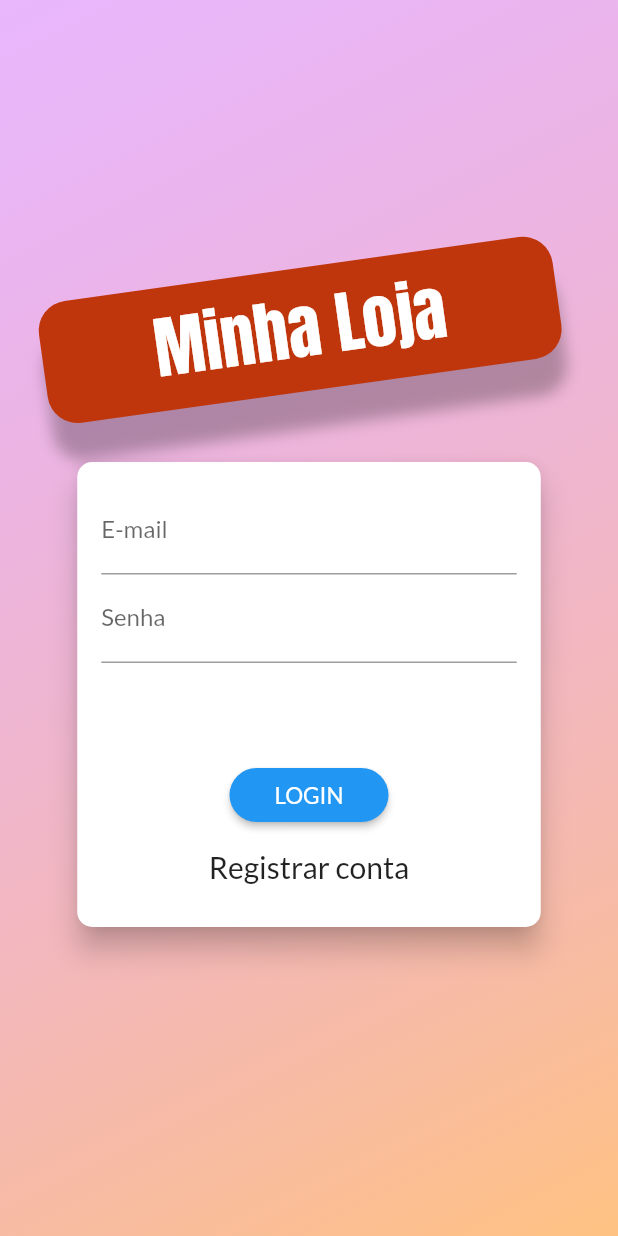
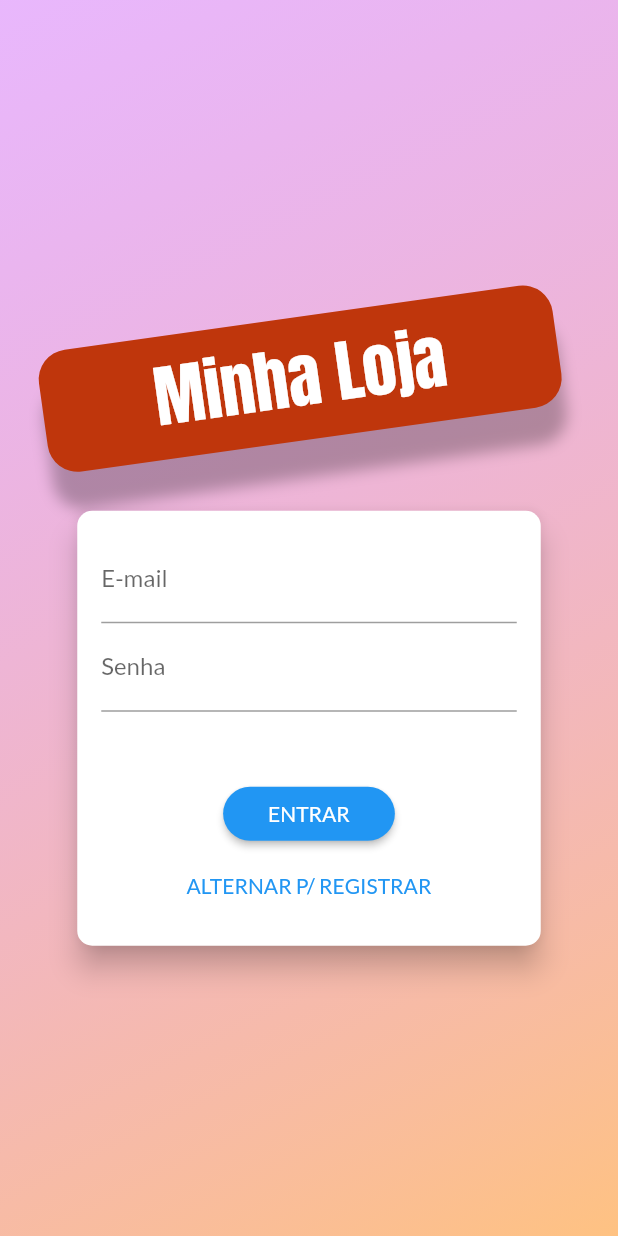
Before and after one commit to H3x4-Dec1m4l/shop_project_course, a Flutter app: the screen it shows after launch, on a phone screen of 412 x 824 dp. Run offline on Flutter 3.47's test engine with Material 2 defaults, Android fonts, the phone set to English and light mode, and no system bars; our stand-ins replace shared_preferences.

Commit message:
refatorando codigo

```diff
--- a/lib/views/auth_screen.dart
+++ b/lib/views/auth_screen.dart
@@ -21,12 +21,15 @@ class AutenticatorScreen extends StatelessWidget {
               )
             )
           ),
-          Container(
+          Center(
+            child: SingleChildScrollView(
+              child: Container(
                 width: double.infinity,
                 child: Column(
                   mainAxisAlignment: MainAxisAlignment.center,
                   crossAxisAlignment: CrossAxisAlignment.center,
                   children: [
+                    SizedBox(height: 45),
                     Container(
                       margin: EdgeInsets.only(bottom: 20.0),
                       padding: EdgeInsets.symmetric(
@@ -54,8 +57,10 @@ class AutenticatorScreen extends StatelessWidget {
                         ),
                       ),
                     ),
-                AutenticatorCard(),
+                    AuthCard(),
                   ],
+                ),
+              ),
             ),
           ),
         ]
--- a/lib/views/cart_screen.dart
+++ b/lib/views/cart_screen.dart
@@ -75,7 +75,7 @@ class _OrderButtonState extends State<OrderButton> {
 
   @override
   Widget build(BuildContext context) {
-    return FlatButton(
+    return TextButton(
       child: _isLoading ? CircularProgressIndicator() : Text(
         'COMPRAR',
         // style: TextStyle(color: Theme.of(context).primaryColor),
--- a/lib/views/product_form_screen.dart
+++ b/lib/views/product_form_screen.dart
@@ -98,7 +98,7 @@ class _ProductFormScreenState extends State<ProductFormScreen> {
                   title: Text('Ocorreu um erro!'),
                   content: Text('$error'),
                   actions: [
-                    FlatButton(
+                    TextButton(
                       child: Text('OK'),
                       onPressed: () => Navigator.of(context).pop(),
                     )
--- a/lib/widgets/auth_card.dart
+++ b/lib/widgets/auth_card.dart
@@ -1,25 +1,63 @@
 import 'package:flutter/material.dart';
 import 'package:provider/provider.dart';
 import 'package:shop/exceptions/auth_exception.dart';
-import '../providers/auth.dart';
+import 'package:shop/providers/auth.dart';
 
-enum AuthMode {
-  singUp,
-  login,
+enum AuthMode { Signup, Login }
+
+class AuthCard extends StatefulWidget {
+  @override
+  _AuthCardState createState() => _AuthCardState();
 }
 
-class AutenticatorCard extends StatefulWidget {
-  // const AutenticatorCard({super.key});
+class _AuthCardState extends State<AuthCard>
+    with SingleTickerProviderStateMixin {
+  GlobalKey<FormState> _form = GlobalKey();
+  bool _isLoading = false;
+  AuthMode _authMode = AuthMode.Login;
+  final _passwordController = TextEditingController();
+
+  AnimationController _controller;
+  Animation<double> _opacityAnimation;
+  Animation<Offset> _slideAnimation;
 
   @override
-  State<AutenticatorCard> createState() => _AutenticatorCardState();
+  void initState() {
+    super.initState();
+
+    _controller = AnimationController(
+      vsync: this,
+      duration: Duration(
+        milliseconds: 300,
+      ),
+    );
+
+    _opacityAnimation = Tween(
+      begin: 0.0,
+      end: 1.0,
+    ).animate(
+      CurvedAnimation(
+        parent: _controller,
+        curve: Curves.linear,
+      ),
+    );
+
+    _slideAnimation = Tween<Offset>(
+      begin: Offset(0, -1.5),
+      end: Offset(0, 0),
+    ).animate(
+      CurvedAnimation(
+        parent: _controller,
+        curve: Curves.linear,
+      ),
+    );
   }
 
-class _AutenticatorCardState extends State<AutenticatorCard> {
-  GlobalKey<FormState> _form = GlobalKey();
-  bool _isLoading = false;
-  AuthMode _authMode = AuthMode.login;
-  final _passWordController = TextEditingController();
+  @override
+  void dispose() {
+    super.dispose();
+    _controller.dispose();
+  }
 
   final Map<String, String> _authData = {
     'email': '',
@@ -32,39 +70,47 @@ class _AutenticatorCardState extends State<AutenticatorCard> {
       builder: (ctx) => AlertDialog(
         title: Text('Ocorreu um erro!'),
         content: Text(msg),
-        actions: [
-          FlatButton(
-            child: Text('OK'),
+        actions: <Widget>[
+          TextButton(
             onPressed: () {
               Navigator.of(context).pop();
             },
+            child: Text('Fechar'),
           )
         ],
       ),
     );
   }
 
-  Future<void> _Submit() async {
+  Future<void> _submit() async {
     if (!_form.currentState.validate()) {
       return;
     }
+
     setState(() {
       _isLoading = true;
     });
 
     _form.currentState.save();
+
     Auth auth = Provider.of(context, listen: false);
 
     try {
-      if (_authMode == AuthMode.login) {
-        await auth.login(_authData['email'], _authData['password']);
+      if (_authMode == AuthMode.Login) {
+        await auth.login(
+          _authData["email"],
+          _authData["password"],
+        );
       } else {
-        await auth.signup(_authData['email'], _authData['password']);
+        await auth.signup(
+          _authData["email"],
+          _authData["password"],
+        );
       }
     } on AuthException catch (error) {
       _showErrorDialog(error.toString());
     } catch (error) {
-      _showErrorDialog('Ocorreu um erro Inesperado');
+      _showErrorDialog("Ocorreu um erro inesperado!");
     }
 
     setState(() {
@@ -72,102 +118,123 @@ class _AutenticatorCardState extends State<AutenticatorCard> {
     });
   }
 
-  void _SwitchAuthMode() {
-    if (_authMode == AuthMode.login) {
+  void _switchAuthMode() {
+    if (_authMode == AuthMode.Login) {
       setState(() {
-        _authMode = AuthMode.singUp;
+        _authMode = AuthMode.Signup;
       });
+      _controller.forward();
     } else {
       setState(() {
-        _authMode = AuthMode.login;
+        _authMode = AuthMode.Login;
       });
+      _controller.reverse();
     }
   }
 
   @override
   Widget build(BuildContext context) {
     final deviceSize = MediaQuery.of(context).size;
+
     return Card(
       elevation: 8.0,
       shape: RoundedRectangleBorder(
         borderRadius: BorderRadius.circular(10.0),
       ),
-      child: Container(
-        height: _authMode == AuthMode.login ? 310 : 390,
+      child: AnimatedContainer(
+        duration: Duration(milliseconds: 300),
+        curve: Curves.easeIn,
+        height: _authMode == AuthMode.Login ? 290 : 371,
+        // height: _heightAnimation.value.height,
         width: deviceSize.width * 0.75,
-        padding: EdgeInsets.all(16),
+        padding: EdgeInsets.all(16.0),
         child: Form(
           key: _form,
           child: Column(
-            children: [
+            children: <Widget>[
               TextFormField(
                 decoration: InputDecoration(labelText: 'E-mail'),
                 keyboardType: TextInputType.emailAddress,
                 validator: (value) {
                   if (value.isEmpty || !value.contains('@')) {
-                    return 'Informe um E-mail válido';
+                    return "Informe um e-mail válido!";
                   }
                   return null;
                 },
                 onSaved: (value) => _authData['email'] = value,
               ),
-              // if(_authMode == AuthMode.singUp)
               TextFormField(
+                decoration: InputDecoration(labelText: 'Senha'),
+                controller: _passwordController,
                 obscureText: true,
-                decoration: InputDecoration(labelText: 'Senha'),
-                controller: _passWordController,
                 validator: (value) {
                   if (value.isEmpty || value.length < 5) {
-                    return 'Senha tem que conter no minimo 5 caracters';
+                    return "Informe uma senha válida!";
                   }
                   return null;
                 },
                 onSaved: (value) => _authData['password'] = value,
               ),
-              if (_authMode == AuthMode.singUp)
-                TextFormField(
+              AnimatedContainer(
+                constraints: BoxConstraints(
+                  minHeight: _authMode == AuthMode.Signup ? 60 : 0,
+                  maxHeight: _authMode == AuthMode.Signup ? 120 : 0,
+                ),
+                duration: Duration(milliseconds: 300),
+                curve: Curves.linear,
+                child: FadeTransition(
+                  opacity: _opacityAnimation,
+                  child: SlideTransition(
+                    position: _slideAnimation,
+                    child: TextFormField(
+                      decoration: InputDecoration(labelText: 'Confirmar Senha'),
                       obscureText: true,
-                  decoration:
-                      InputDecoration(labelText: 'Confirmação de senha'),
-                  validator: _authMode == AuthMode.singUp
+                      validator: _authMode == AuthMode.Signup
                           ? (value) {
-                          if (value != _passWordController.text) {
-                            return 'Senhas não são iguais';
+                              if (value != _passwordController.text) {
+                                return "Senha são diferentes!";
                               }
                               return null;
                             }
                           : null,
                     ),
+                  ),
+                ),
+              ),
               Spacer(),
               if (_isLoading)
                 CircularProgressIndicator()
               else
-                RaisedButton(
-                  shape: RoundedRectangleBorder(
+                ElevatedButton(
+                  style: ButtonStyle(
+                      shape: MaterialStateProperty.all<RoundedRectangleBorder>(
+                          RoundedRectangleBorder(
                         borderRadius: BorderRadius.circular(30),
-                  ),
-                  color: Theme.of(context).primaryColor,
-                  textColor: Theme.of(context).primaryTextTheme.button.color,
-                  padding: EdgeInsets.symmetric(
+                      )),
+                      backgroundColor: MaterialStateProperty.all<Color>(
+                          Theme.of(context).primaryColor),
+                      padding: MaterialStateProperty.all(
+                        EdgeInsets.symmetric(
                           horizontal: 30.0,
                           vertical: 8.0,
                         ),
-                  child:
-                      Text(_authMode == AuthMode.login ? 'LOGIN' : 'REGISTRAR',
+                      )),
+                  child: Text(
+                    _authMode == AuthMode.Login ? 'ENTRAR' : 'REGISTRAR',
                     style: TextStyle(
-                            fontSize: 15,
-                          )),
-                  onPressed: _Submit,
+                        color: Theme.of(context).primaryTextTheme.button.color),
                   ),
-              FlatButton(
+                  onPressed: _submit,
+                ),
+              TextButton(
+                onPressed: _switchAuthMode,
                 child: Text(
-                    _authMode == AuthMode.login
-                        ? 'Registrar conta'
-                        : 'Entrar em uma conta',
-                    style: TextStyle(
-                      fontSize: 20,
-                    )),
-                onPressed: _SwitchAuthMode,
+                  "ALTERNAR P/ ${_authMode == AuthMode.Login ? 'REGISTRAR' : 'LOGIN'}",
+                ),
+                style: ButtonStyle(
+                  foregroundColor: MaterialStateProperty.all<Color>(
+                      Theme.of(context).primaryColor),
+                ),
               )
             ],
           ),
--- a/lib/widgets/cart_item.dart
+++ b/lib/widgets/cart_item.dart
@@ -28,13 +28,13 @@ class CartWidget extends StatelessWidget {
             title: Text('Tem certeza!?'),
             content: Text('Quer remover o Item do carrinho?'),
             actions: [
-              FlatButton(
+              TextButton(
                 child: Text('Não'),
                 onPressed: () {
                   Navigator.of(context).pop(false);
                 },
               ),
-              FlatButton(
+              TextButton(
                 child: Text('Sim'),
                 onPressed: () {
                   Navigator.of(context).pop(true);
--- a/lib/widgets/product_item.dart
+++ b/lib/widgets/product_item.dart
@@ -15,7 +15,7 @@ class ProductItem extends StatelessWidget {
 
   @override
   Widget build(BuildContext context) {
-    final scaffold = Scaffold.of(context);
+    final scaffold = ScaffoldMessenger.of(context);
     confirmed() {
       return showDialog(
         context: context,
@@ -23,13 +23,13 @@ class ProductItem extends StatelessWidget {
           title: Text('Tem certeza?'),
           content: Text('Quer remover o Item do carrinho?'),
           actions: [
-            FlatButton(
+            TextButton(
               child: Text('não'),
               onPressed: () {
                 Navigator.of(context).pop(false);
               },
             ),
-            FlatButton(
+            TextButton(
               child: Text('sim'),
               onPressed: () {
                 Navigator.of(context).pop(true);
--- a/pubspec.yaml
+++ b/pubspec.yaml
@@ -45,8 +45,8 @@ flutter:
   uses-material-design: true
 
   # To add assets to your application, add an assets section, like this:
-  # assets:
-  #  - images/a_dot_burr.jpeg
+  assets:
+   - assets/images/product-placeholder.png
   #  - images/a_dot_ham.jpeg
 
   # An image asset can refer to one or more resolution-specific "variants", see
```
Also changed, not shown: lib/utils/custom_route.dart (added, +17 -0 lines), lib/views/product_detail_screen.dart (+36 -11 lines), lib/widgets/order_widget.dart (+10 -5 lines), lib/widgets/product_grid_item.dart (+9 -5 lines), assets/images/product-placeholder.png (added), pubspec.lock. Lines whose indentation alone changed are shown as unchanged.
